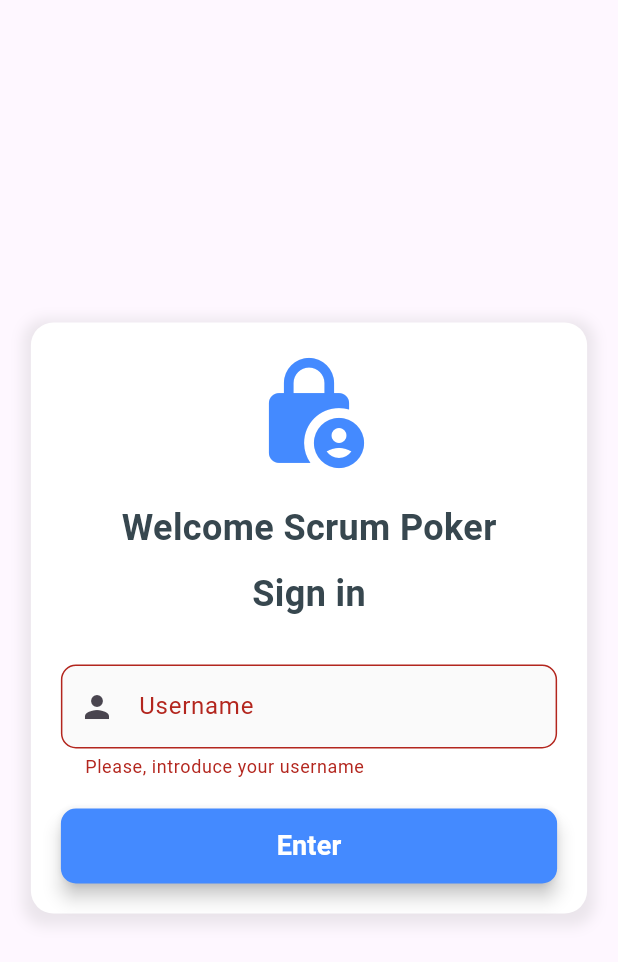
After one commit to DaniloAfonseca/scrum_poker, a Flutter app: the RoomPage screen opened by its route, after a tap on the "person outline" icon, after a tap on "Enter", on a phone screen of 412 x 824 dp. The commit adds this screen. Shown: the top 962 px of the screen. Run offline on Flutter 3.47's test engine with Material 3 defaults, Android fonts, the phone set to English and light mode, and no system bars; our stand-ins replace animated_toggle_switch, cloud_firestore, firebase_auth, firebase_core, font_awesome_flutter, go_router and 1 more; accounts and stored records are empty; generated files the repository leaves out were written again.

Commit message:
Renamed pages

```diff
--- a/lib/shared/router/go_router.dart
+++ b/lib/shared/router/go_router.dart
@@ -1,10 +1,10 @@
 import 'package:firebase_auth/firebase_auth.dart';
 import 'package:flutter/material.dart';
 import 'package:go_router/go_router.dart';
-import 'package:scrum_poker/dashboard/dashboard.dart';
-import 'package:scrum_poker/dashboard/user_room_editor.dart';
-import 'package:scrum_poker/login/login_screen.dart';
-import 'package:scrum_poker/room_screen.dart';
+import 'package:scrum_poker/room_setup/main_page.dart';
+import 'package:scrum_poker/room_setup/user_room_page.dart';
+import 'package:scrum_poker/login/login_page.dart';
+import 'package:scrum_poker/voting/room_page.dart';
 import 'package:scrum_poker/shared/router/routes.dart';
 import 'package:scrum_poker/shared/models/user.dart' as u;
 
@@ -12,9 +12,10 @@ final GlobalKey<NavigatorState> navigatorKey = GlobalKey<NavigatorState>();
 
 String? authGuard(BuildContext context, GoRouterState state) {
   final auth = FirebaseAuth.instance;
-  if (auth.currentUser == null) {
+  if (auth.currentUser == null && !state.matchedLocation.startsWith(Routes.room)) {
     return Routes.login;
   }
+
   return null;
 }
 
@@ -27,7 +28,7 @@ class ManagerRouter {
       GoRoute(
         path: '/',
         builder: (context, state) {
-          return const Dashboard();
+          return const MainPage();
         },
       ),
       GoRoute(
@@ -39,13 +40,21 @@ class ManagerRouter {
       GoRoute(
         path: Routes.room,
         builder: (context, state) {
-          return RoomScreen();
+          final roomId = state.uri.queryParameters['id'];
+          return RoomPage(roomId: roomId);
+        },
+      ),
+      GoRoute(
+        path: '${Routes.room}/:roomId',
+        builder: (context, state) {
+          final roomId = state.pathParameters['roomId'];
+          return RoomPage(roomId: roomId);
         },
       ),
       GoRoute(
         path: Routes.dashboard,
         builder: (context, state) {
-          return Dashboard();
+          return MainPage();
         },
       ),
       GoRoute(
@@ -54,7 +63,7 @@ class ManagerRouter {
           final map = state.extra as Map<String, dynamic>;
           final roomId = map['roomId'] as String?;
           final user = map['user'] as u.User;
-          return UserRoomEditor(roomId: roomId, user: user);
+          return UserRoomPage(roomId: roomId, user: user);
         },
       ),
     ],
--- /dev/null
+++ b/lib/voting/room_login.dart
@@ -0,0 +1,99 @@
+import 'package:flutter/material.dart';
+
+class RoomLogin extends StatefulWidget {
+  final Function(String userName) login;
+  const RoomLogin({super.key, required this.login});
+
+  @override
+  State<RoomLogin> createState() => _RoomLoginState();
+}
+
+class _RoomLoginState extends State<RoomLogin> {
+  final TextEditingController _userNameController = TextEditingController();
+  final _formKey = GlobalKey<FormState>();
+  bool _isLoading = false;
+
+  @override
+  void dispose() {
+    _userNameController.dispose();
+    super.dispose();
+  }
+
+  void _login() {
+    if (_formKey.currentState!.validate()) {
+      setState(() => _isLoading = true);
+
+      widget.login(_userNameController.text);
+    }
+  }
+
+  @override
+  Widget build(BuildContext context) {
+    final Size screenSize = MediaQuery.of(context).size;
+    final bool isSmallScreen = screenSize.width < 600;
+
+    return Scaffold(
+      body: Center(
+        child: Container(
+          padding: EdgeInsets.all(isSmallScreen ? 20.0 : 40.0),
+          constraints: BoxConstraints(maxWidth: isSmallScreen ? screenSize.width * 0.9 : 450.0, maxHeight: 800.0),
+          decoration: BoxDecoration(
+            color: Colors.white,
+            borderRadius: BorderRadius.circular(15.0),
+            boxShadow: [BoxShadow(color: Colors.grey.withValues(alpha: 0.2), spreadRadius: 5, blurRadius: 7, offset: const Offset(0, 3))],
+          ),
+          child: SingleChildScrollView(
+            child: Form(
+              key: _formKey,
+              child: Column(
+                mainAxisSize: MainAxisSize.min,
+                children: [
+                  const Icon(Icons.lock_person, size: 80, color: Colors.blueAccent),
+                  const SizedBox(height: 20),
+                  Text('Welcome Scrum Poker', style: TextStyle(fontSize: isSmallScreen ? 24 : 28, fontWeight: FontWeight.bold, color: Colors.blueGrey.shade800)),
+                  const SizedBox(height: 10),
+                  Text('Sign in', style: TextStyle(fontSize: isSmallScreen ? 24 : 48, fontWeight: FontWeight.bold, color: Colors.blueGrey.shade800)),
+                  const SizedBox(height: 30),
+                  TextFormField(
+                    controller: _userNameController,
+                    decoration: InputDecoration(
+                      labelText: 'Username',
+                      prefixIcon: const Icon(Icons.person),
+                      border: OutlineInputBorder(borderRadius: BorderRadius.circular(10)),
+                      enabledBorder: OutlineInputBorder(borderRadius: BorderRadius.circular(10.0), borderSide: BorderSide(color: Colors.blueGrey.shade200)),
+                      focusedBorder: OutlineInputBorder(borderRadius: BorderRadius.circular(10.0), borderSide: const BorderSide(color: Colors.blueAccent, width: 2.0)),
+                      filled: true,
+                      fillColor: Colors.grey.shade50,
+                    ),
+                    keyboardType: TextInputType.emailAddress,
+                    validator: (value) {
+                      if (value == null || value.isEmpty) {
+                        return 'Please, introduce your username';
+                      }
+                      return null;
+                    },
+                  ),
+                  const SizedBox(height: 20),
+                  SizedBox(
+                    width: double.infinity,
+                    height: 50,
+                    child: ElevatedButton(
+                      onPressed: _isLoading ? null : _login,
+                      style: ElevatedButton.styleFrom(
+                        backgroundColor: Colors.blueAccent,
+                        foregroundColor: Colors.white,
+                        shape: RoundedRectangleBorder(borderRadius: BorderRadius.circular(10.0)),
+                        elevation: 5,
+                      ),
+                      child: _isLoading ? const CircularProgressIndicator(color: Colors.white) : const Text('Enter', style: TextStyle(fontSize: 18, fontWeight: FontWeight.bold)),
+                    ),
+                  ),
+                ],
+              ),
+            ),
+          ),
+        ),
+      ),
+    );
+  }
+}
--- /dev/null
+++ b/lib/voting/room_page.dart
@@ -0,0 +1,132 @@
+import 'package:cloud_firestore/cloud_firestore.dart';
+import 'package:firebase_auth/firebase_auth.dart';
+import 'package:flutter/material.dart';
+import 'package:hive_ce/hive.dart';
+import 'package:scrum_poker/shared/models/room.dart';
+import 'package:scrum_poker/voting/room_login.dart';
+import 'package:scrum_poker/voting/vote_board.dart';
+import 'package:scrum_poker/voting/voting_cards.dart';
+
+class RoomPage extends StatefulWidget {
+  final String? roomId;
+  const RoomPage({super.key, this.roomId});
+
+  @override
+  State<RoomPage> createState() => _RoomPageState();
+}
+
+class _RoomPageState extends State<RoomPage> {
+  final firebaseUser = FirebaseAuth.instance.currentUser;
+  String? _username;
+  bool _isLoading = true;
+  Box? _box;
+  Room? room;
+
+  @override
+  void initState() {
+    super.initState();
+    loadUser();
+  }
+
+  Future<void> loadUser() async {
+    setState(() {
+      _isLoading = true;
+    });
+
+    _box = await Hive.openBox('scrumPoker');
+
+    if (firebaseUser != null) {
+      final dbUser = await FirebaseFirestore.instance.collection('users').doc(firebaseUser!.uid).snapshots().first;
+      _box!.put('username', dbUser['name']);
+    }
+
+    if (_box!.get('username') != null) {}
+
+    setState(() {
+      _username = _box!.get('username');
+      _isLoading = false;
+    });
+  }
+
+  @override
+  Widget build(BuildContext context) {
+    final theme = Theme.of(context);
+    return Scaffold(
+      appBar:
+          (_username == null)
+              ? null
+              : AppBar(
+                actionsPadding: const EdgeInsets.only(right: 16.0),
+                title: Text('Scrum Poker', style: theme.textTheme.displayMedium),
+                actions: [
+                  CircleAvatar(
+                    backgroundColor: Colors.blueAccent,
+                    child: IconButton(
+                      icon: Icon(Icons.person_outline, color: Colors.white),
+                      onPressed: () {
+                        _box!.delete('username');
+                        setState(() {
+                          _username = null;
+                        });
+                      },
+                    ),
+                  ),
+                ],
+              ),
+      body:
+          _isLoading
+              ? Center(child: CircularProgressIndicator())
+              : (_username == null)
+              ? RoomLogin(
+                login: (username) {
+                  _box!.put('username', username);
+                  setState(() async {
+                    _username = username;
+                    //room = await FirebaseFirestore.instance.collection('room').doc(widget.roomId).snapshots().first;
+                  });
+                },
+              )
+              : //Column(children: [Text()],)
+              Column(children: [Expanded(child: TextField(decoration: InputDecoration(labelText: 'Jira Issue Key'))), Expanded(child: VoteBoard()), VotingCards()]),
+    );
+  }
+}
+
+
+//functions/index.js (Firebase Cloud Function for Jira integration)
+// const functions = require("firebase-functions");
+// const axios = require("axios");
+
+// exports.updateStoryPoints = functions.https.onCall(async (data, context) => {
+//   const { issueKey, points, userToken } = data;
+//   const JIRA_DOMAIN = "your-domain.atlassian.net";
+//   const SHARED_API_TOKEN = "base64_encoded_email:token";
+
+//   const authHeader = userToken
+//     ? `Bearer ${userToken}`
+//     : `Basic ${SHARED_API_TOKEN}`;
+
+//   const url = `https://${JIRA_DOMAIN}/rest/api/3/issue/${issueKey}`;
+
+//   try {
+//     const response = await axios.put(
+//       url,
+//       {
+//         fields: {
+//           customfield_10016: points,
+//         },
+//       },
+//       {
+//         headers: {
+//           Authorization: authHeader,
+//           Accept: "application/json",
+//           "Content-Type": "application/json",
+//         },
+//       }
+//     );
+//     return { status: "success", data: response.data };
+//   } catch (error) {
+//     console.error("Jira Update Failed", error.response?.data || error.message);
+//     throw new functions.https.HttpsError('unknown', 'Jira update failed');
+//   }
+// });
--- a/lib/vote_board.dart
+++ b/lib/voting/vote_board.dart
@@ -10,7 +10,7 @@ class VoteBoard extends StatelessWidget {
     return StreamBuilder(
       stream: FirebaseFirestore.instance.collection('rooms').doc(roomId).collection('votes').snapshots(),
       builder: (context, snapshot) {
-        if (!snapshot.hasData) return CircularProgressIndicator();
+        if (!snapshot.hasData) return Center(child: CircularProgressIndicator());
         final docs = snapshot.data!.docs;
         return ListView(children: docs.map((doc) => ListTile(title: Text('User: ${doc.id}, Vote: ${doc['value']}'))).toList());
       },
--- a/pubspec.yaml
+++ b/pubspec.yaml
@@ -48,6 +48,8 @@ dependencies:
   uuid: ^4.5.1
   animated_toggle_switch: ^0.8.5
   collection: ^1.18.0
+  hive_ce: ^2.11.3
+  font_awesome_flutter: ^10.8.0
 
 dev_dependencies:
   flutter_test:
```
Also changed, not shown: lib/room_screen.dart (deleted, +0 -75 lines), lib/room_setup/main_page.dart (renamed from lib/dashboard/dashboard.dart, +12 -6 lines), lib/room_setup/room_story_page.dart (renamed from lib/dashboard/room_story_editor.dart, +22 -6 lines), lib/room_setup/user_room.dart (renamed from lib/dashboard/user_room.dart, +29 -7 lines), lib/room_setup/user_room_page.dart (renamed from lib/dashboard/user_room_editor.dart, +59 -8 lines), lib/login/login_page.dart (renamed from lib/login/login_screen.dart), lib/voting/voting_cards.dart (renamed from lib/voting_cards.dart), pubspec.lock.
